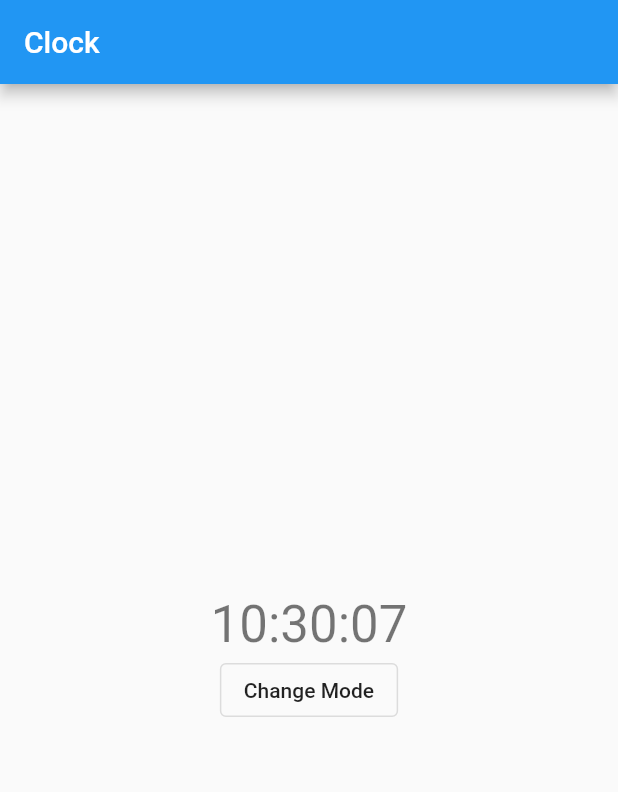
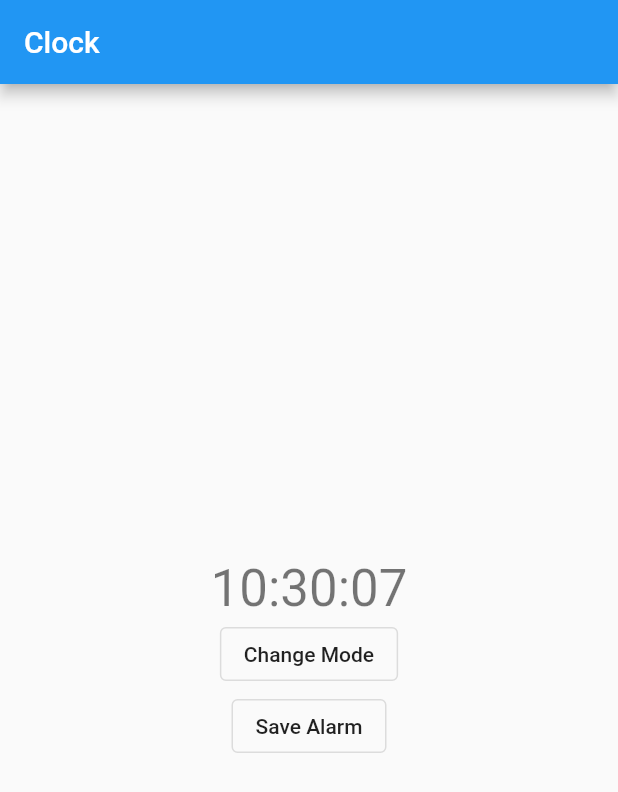
Before and after one commit to AseemWangoo/revised_clock, a Flutter app: the screen it shows after launch, on a phone screen of 412 x 824 dp. Shown: the top 792 px of the screen. Run offline on Flutter 3.47's test engine with Material 2 defaults, Android fonts, the phone set to English and light mode, and no system bars; our stand-ins replace get_it.

Commit message:
[A/View] New View

```diff
--- /dev/null
+++ b/lib/alarm/utils/strings.dart
@@ -0,0 +1,5 @@
+class AlarmStrings {
+  AlarmStrings._();
+
+  static const String title = 'Alarms';
+}
--- /dev/null
+++ b/lib/home/utils/strings.dart
@@ -0,0 +1,5 @@
+class HomeStrings {
+  HomeStrings._();
+
+  static const String btnAlarm = 'Save Alarm';
+}
--- a/lib/home/view/home.view.dart
+++ b/lib/home/view/home.view.dart
@@ -2,9 +2,12 @@ import 'package:flutter/material.dart';
 
 import 'package:revised_clock/home/components/button/button.component.dart';
 import 'package:revised_clock/home/components/faces/clock_face.component.dart';
+import 'package:revised_clock/home/utils/strings.dart';
 import 'package:revised_clock/home/view_models/clock_mode.viewmodel.dart';
 import 'package:revised_clock/home/view_models/time.viewmodel.dart';
 import 'package:revised_clock/locator.dart';
+import 'package:revised_clock/shared/routes/routes.dart';
+import 'package:revised_clock/shared/services/navigation.service.dart';
 
 class HomeView extends StatelessWidget {
   const HomeView({Key key}) : super(key: key);
@@ -13,11 +16,15 @@ class HomeView extends StatelessWidget {
   Widget build(BuildContext context) {
     final clockModeVM = locator<ClockModeViewModel>();
     final timeViewModel = locator<TimeViewModel>();
+    final navigatorService = locator<NavigationService>();
 
     return Scaffold(
       appBar: AppBar(title: const Text('Clock')),
       body: Center(
-        child: ValueListenableBuilder<ClockMode>(
+        child: Column(
+          mainAxisSize: MainAxisSize.min,
+          children: [
+            ValueListenableBuilder<ClockMode>(
               valueListenable: clockModeVM,
               builder: (context, value, child) {
                 return Column(
@@ -51,6 +58,14 @@ class HomeView extends StatelessWidget {
                 },
               ),
             ),
+            ButtonComponent(
+              text: HomeStrings.btnAlarm,
+              onPressed: () {
+                navigatorService.nav.pushNamed(NamedRoute.alarm);
+              },
+            ),
+          ],
+        ),
       ),
     );
   }
--- a/lib/shared/routes/routes.dart
+++ b/lib/shared/routes/routes.dart
@@ -1,5 +1,6 @@
 import 'package:flutter/material.dart';
 
+import 'package:revised_clock/alarm/view/alarm.view.dart';
 import 'package:revised_clock/home/view/home.view.dart';
 
 class AppRoutes {
@@ -10,6 +11,12 @@ class AppRoutes {
       case NamedRoute.home:
         return MaterialPageRoute<void>(
           builder: (context) => const HomeView(),
+          settings: settings,
+        );
+
+      case NamedRoute.alarm:
+        return MaterialPageRoute<void>(
+          builder: (context) => const AlarmView(),
           settings: settings,
         );
 
@@ -40,4 +47,5 @@ class NamedRoute {
   NamedRoute._();
 
   static const String home = '/';
+  static const String alarm = '/alarm';
 }
```
Also changed, not shown: lib/alarm/view/alarm.view.dart (added, +16 -0 lines). Lines whose indentation alone changed are shown as unchanged.
